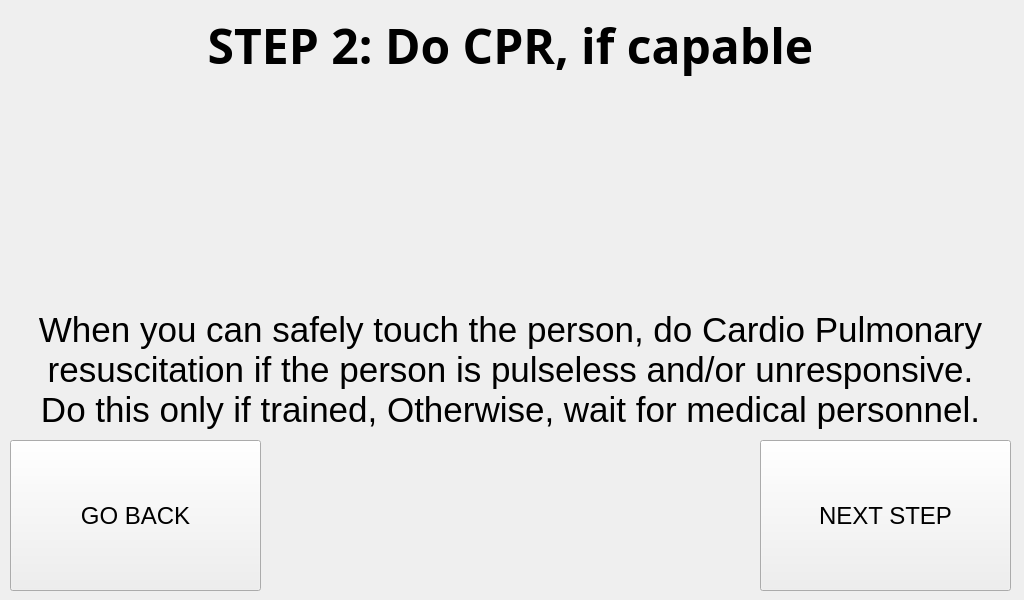
First picture: the form in RASPI/injuries/electric_shock_step_2.ui, repository Pwersa/Medical-Cabinet, before the edit.
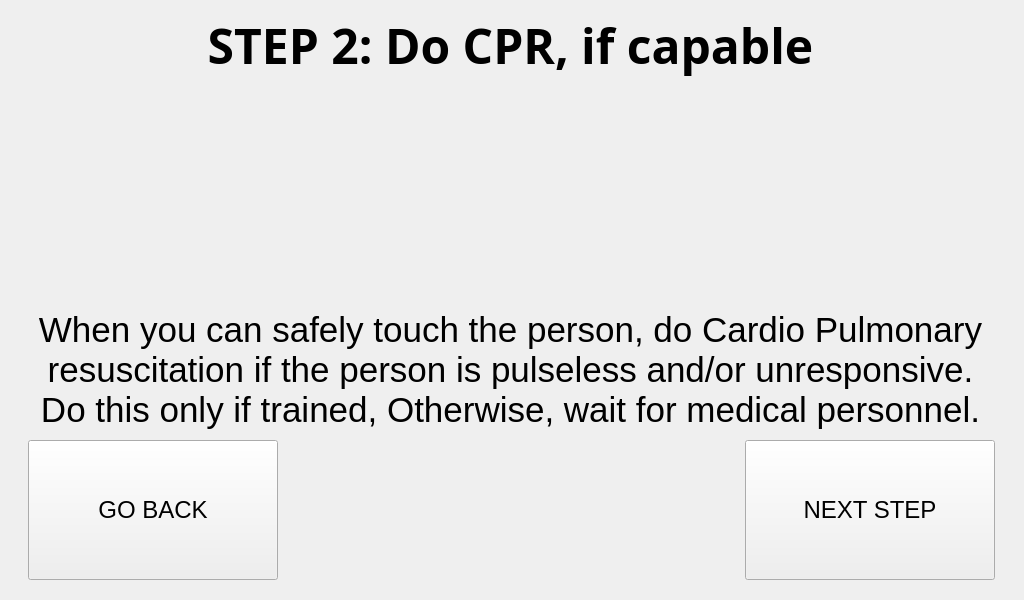
Second picture: the form after the edit.

What changed in the file:
```diff
--- a/RASPI/injuries/electric_shock_step_2.ui
+++ b/RASPI/injuries/electric_shock_step_2.ui
@@ -110,12 +110,24 @@
    <widget class="QPushButton" name="next_step_button">
     <property name="geometry">
      <rect>
-      <x>760</x>
+      <x>745</x>
       <y>440</y>
-      <width>251</width>
-      <height>151</height>
+      <width>250</width>
+      <height>140</height>
      </rect>
     </property>
+    <property name="minimumSize">
+     <size>
+      <width>250</width>
+      <height>140</height>
+     </size>
+    </property>
+    <property name="maximumSize">
+     <size>
+      <width>250</width>
+      <height>140</height>
+     </size>
+    </property>
     <property name="font">
      <font>
       <pointsize>18</pointsize>
@@ -131,12 +143,24 @@
    <widget class="QPushButton" name="go_back_button">
     <property name="geometry">
      <rect>
-      <x>10</x>
+      <x>28</x>
       <y>440</y>
-      <width>251</width>
-      <height>151</height>
+      <width>250</width>
+      <height>140</height>
      </rect>
     </property>
+    <property name="minimumSize">
+     <size>
+      <width>250</width>
+      <height>140</height>
+     </size>
+    </property>
+    <property name="maximumSize">
+     <size>
+      <width>250</width>
+      <height>140</height>
+     </size>
+    </property>
     <property name="font">
      <font>
       <pointsize>18</pointsize>
```
